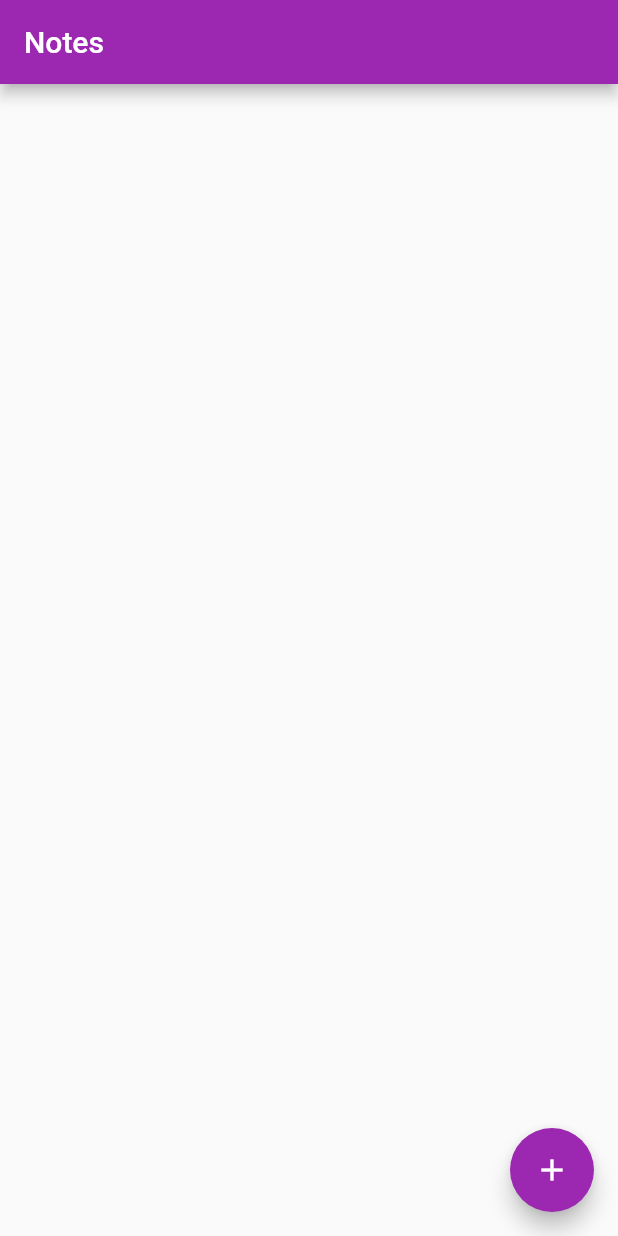
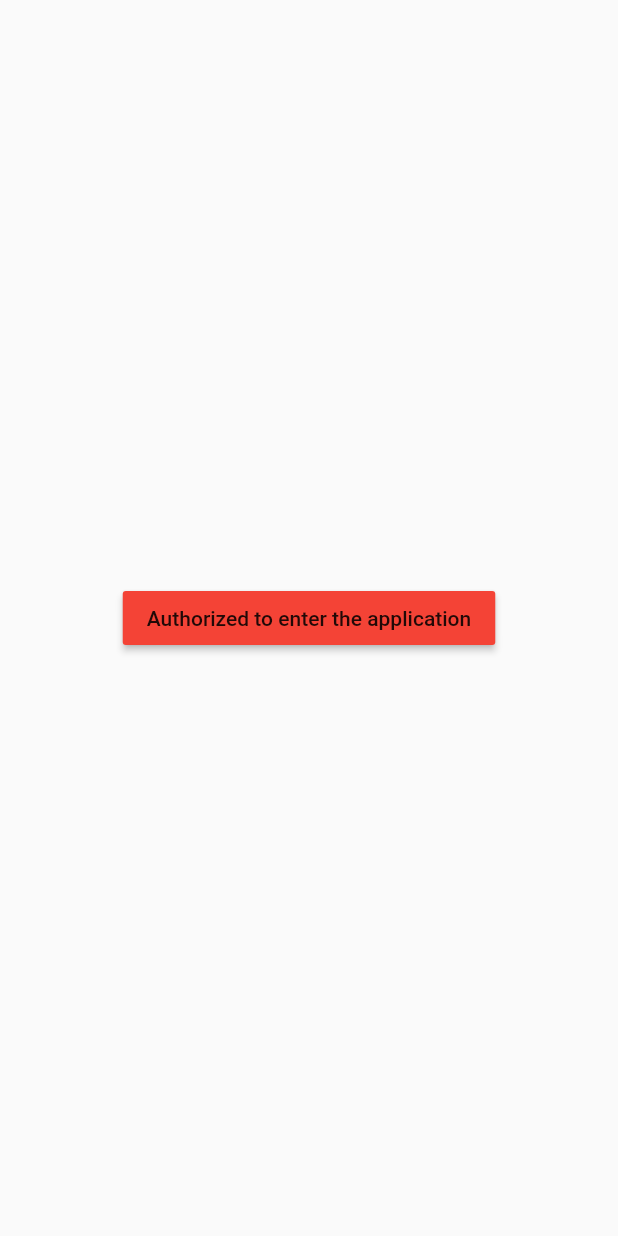
Before and after one commit to JaynamSanghavi/NoteKeeper, a Flutter app: the screen it shows after launch, on a phone screen of 412 x 824 dp. Run offline on Flutter 3.47's test engine with Material 2 defaults, Android fonts, the phone set to English and light mode, and no system bars; our stand-ins replace local_auth, sqflite; accounts and stored records are empty.

```diff
--- a/lib/main.dart
+++ b/lib/main.dart
@@ -1,6 +1,7 @@
 import 'package:flutter/material.dart';
+import 'package:flutter/services.dart';
 import 'screens/note_list.dart';
-import 'screens/note_details.dart';
+import 'package:local_auth/local_auth.dart';
 
 void main() {
   runApp(MyApp());
@@ -17,7 +18,62 @@ class MyApp extends StatelessWidget {
       theme: ThemeData(
         primarySwatch: Colors.purple
       ),
-      home: NoteList(),
+      home: Auth(),
     );
   }
 }
+
+class Auth extends StatefulWidget {
+  Auth({Key key}) : super(key: key);
+
+  @override
+  _AuthState createState() => _AuthState();
+}
+
+class _AuthState extends State<Auth> {
+  final LocalAuthentication _localAuthentication = LocalAuthentication();
+  String _authorizedOrNot = "Not Authorized";
+
+  Future<void> _authorizeNow() async {
+    bool isAuthorized = false;
+    try {
+      isAuthorized = await _localAuthentication.authenticateWithBiometrics(
+        localizedReason: "Please authenticate to complete your transaction",
+        useErrorDialogs: true,
+        stickyAuth: true,
+      );
+    } on PlatformException catch (e) {
+      print(e);
+    }
+
+    if (!mounted) return;
+
+    setState(() {
+      if (isAuthorized) {
+        _authorizedOrNot = "Authorized";
+        Navigator.push(context,MaterialPageRoute(builder: (context) => NoteList()));
+      } else {
+        _authorizedOrNot = "Not Authorized";
+      }
+    });
+  }
+
+  @override
+  Widget build(BuildContext context) {
+    return Scaffold(
+      body: Center(
+        child: Column(
+          mainAxisAlignment: MainAxisAlignment.center,
+          children: <Widget>[
+            RaisedButton(
+              onPressed: _authorizeNow,
+              child: Text("Authorized to enter the application"),
+              color: Colors.red,
+              colorBrightness: Brightness.light,
+            ),
+          ],
+        ),
+      ),
+    );
+  }
+}
--- a/pubspec.yaml
+++ b/pubspec.yaml
@@ -30,7 +30,8 @@ dependencies:
   cupertino_icons: ^0.1.3
   sqflite: any
   path_provider: any
-  intl: ^0.16.1
+  intl: ^0.15.1
+  local_auth: ^0.4.0+1
 
 dev_dependencies:
   flutter_test:
```
Also changed, not shown: lib/screens/note_list.dart (+11 -2 lines), pubspec.lock, 1 other file.
